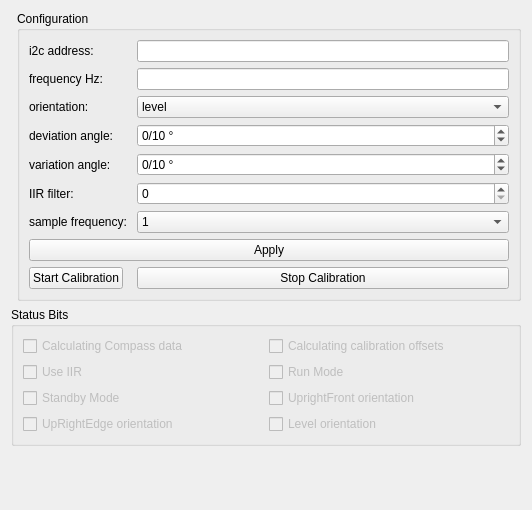
This is Hanse/Module_Compass/compass_form.ui in iti-luebeck/HANSE2011 as Qt 5 draws it before an edit. The edited form follows.
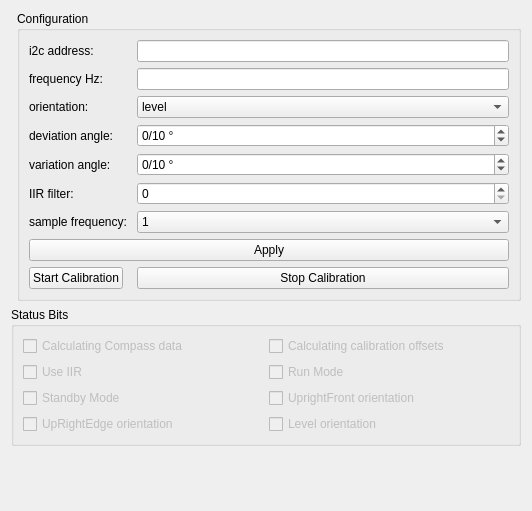
This is the edited form.

```diff
--- a/Hanse/Module_Compass/compass_form.ui
+++ b/Hanse/Module_Compass/compass_form.ui
@@ -7,7 +7,7 @@
     <x>0</x>
     <y>0</y>
     <width>532</width>
-    <height>510</height>
+    <height>511</height>
    </rect>
   </property>
   <property name="windowTitle">
```
Left out of the diff: 2 changed lines with no effect on the pictures.
